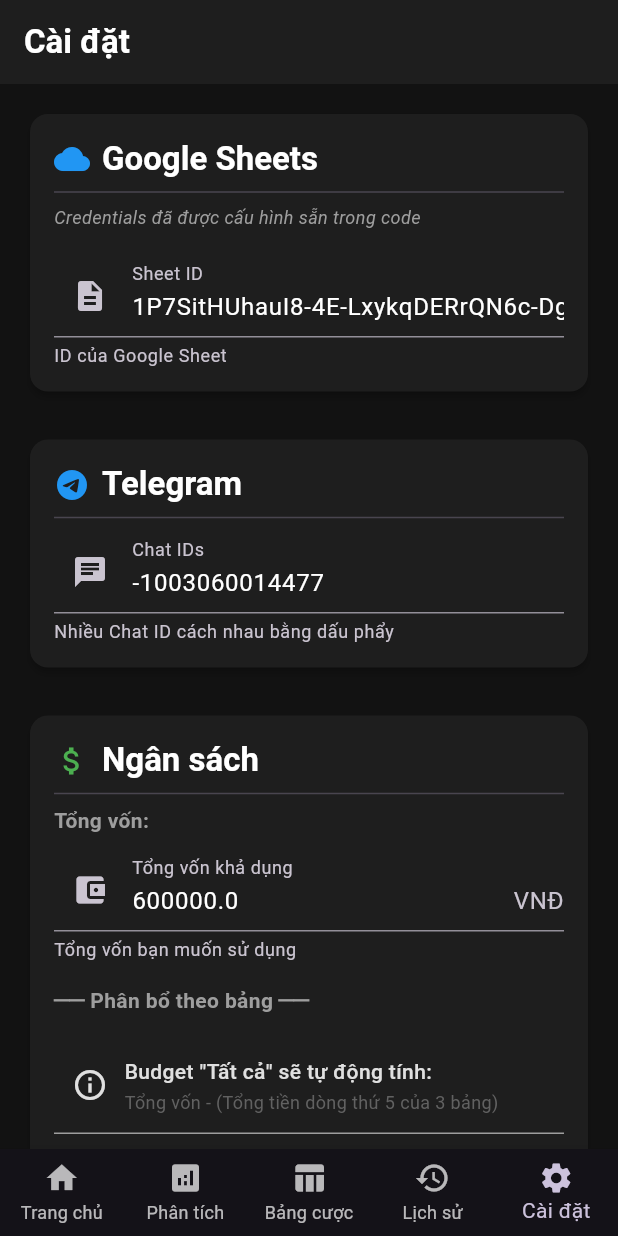
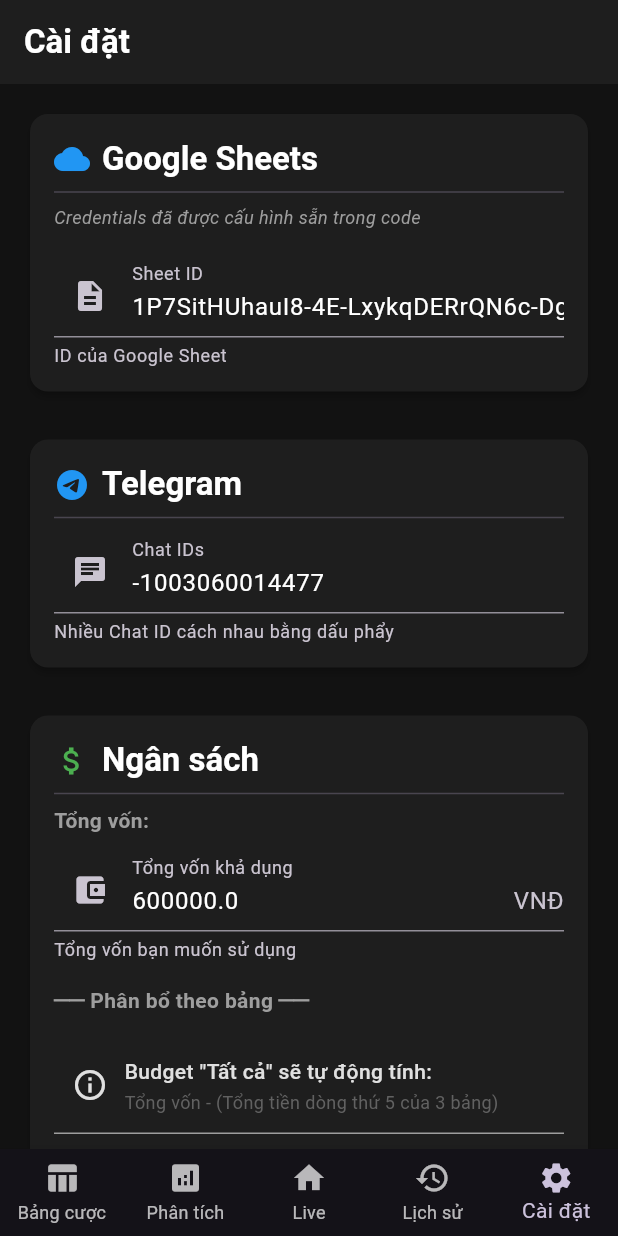
Before and after one commit to bangpthcm/xskt, a Flutter app: the screen it shows after launch, item 5 of the bottom bar chosen, on a phone screen of 412 x 824 dp. Run offline on Flutter 3.47's test engine with Material 3 defaults, Android fonts, the light colour scheme and no system bars; our stand-ins replace data_table_2, googleapis_auth, shared_preferences, webview_flutter; missing offline and left inert: googleapis, webview_flutter_android, webview_flutter_wkwebview; key blocks and very long unbroken strings in the code were emptied for the run.

Commit message:
Cập nhật giao diện trang chủ

```diff
--- a/lib/presentation/navigation/main_navigation.dart
+++ b/lib/presentation/navigation/main_navigation.dart
@@ -1,9 +1,10 @@
+// lib/presentation/navigation/main_navigation.dart
 import 'package:flutter/material.dart';
 import 'package:provider/provider.dart';
-import '../screens/home/home_screen.dart';
+import '../screens/betting/betting_screen.dart';
 import '../screens/analysis/analysis_screen.dart';
 import '../screens/analysis/analysis_viewmodel.dart';
-import '../screens/betting/betting_screen.dart';
+import '../screens/home/home_screen.dart';
 import '../screens/win_history/win_history_screen.dart';
 import '../screens/settings/settings_screen.dart';
 
@@ -24,10 +25,10 @@
     _tabController = TabController(
       length: 5,
       vsync: this,
-      initialIndex: 0,
+      initialIndex: 0, // ✅ MỞ APP VÀO BẢNG CƯỢC (index 0)
     );
     _tabController.addListener(() {
-      setState(() {}); // ✅ Cập nhật bottom nav khi swipe
+      setState(() {});
     });
   }
 
@@ -42,18 +43,29 @@
     return Scaffold(
       body: TabBarView(
         controller: _tabController,
-        physics: const BouncingScrollPhysics(), // ✅ Vật lý iOS mượt
+        physics: const BouncingScrollPhysics(),
         children: const [
-          HomeScreen(),
-          AnalysisScreen(),
-          BettingScreen(),
-          WinHistoryScreen(),
-          SettingsScreen(),
+          BettingScreen(),      // ✅ Index 0: Bảng cược
+          AnalysisScreen(),     // ✅ Index 1: Phân tích
+          HomeScreen(),         // ✅ Index 2: Live (Trang chủ)
+          WinHistoryScreen(),   // ✅ Index 3: Lịch sử
+          SettingsScreen(),     // ✅ Index 4: Cài đặt
         ],
       ),
       bottomNavigationBar: BottomNavigationBar(
         currentIndex: _tabController.index,
         onTap: (index) {
+          // ✅ NẾU CLICK VÀO LIVE, MỞ FULL-SCREEN WEBVIEW
+          if (index == 2) {
+            Navigator.push(
+              context,
+              MaterialPageRoute(
+                builder: (context) => const HomeScreen(),
+              ),
+            );
+            return;
+          }
+
           _tabController.animateTo(
             index,
             duration: const Duration(milliseconds: 300),
@@ -63,8 +75,8 @@
         type: BottomNavigationBarType.fixed,
         items: [
           const BottomNavigationBarItem(
-            icon: Icon(Icons.home),
-            label: 'Trang chủ',
+            icon: Icon(Icons.table_chart),
+            label: 'Bảng cược',
           ),
           BottomNavigationBarItem(
             icon: Consumer<AnalysisViewModel>(
@@ -92,9 +104,10 @@
             ),
             label: 'Phân tích',
           ),
+          // ✅ LIVE Ở GIỮA
           const BottomNavigationBarItem(
-            icon: Icon(Icons.table_chart),
-            label: 'Bảng cược',
+            icon: Icon(Icons.home),
+            label: 'Live',
           ),
           const BottomNavigationBarItem(
             icon: Icon(Icons.history),
```
